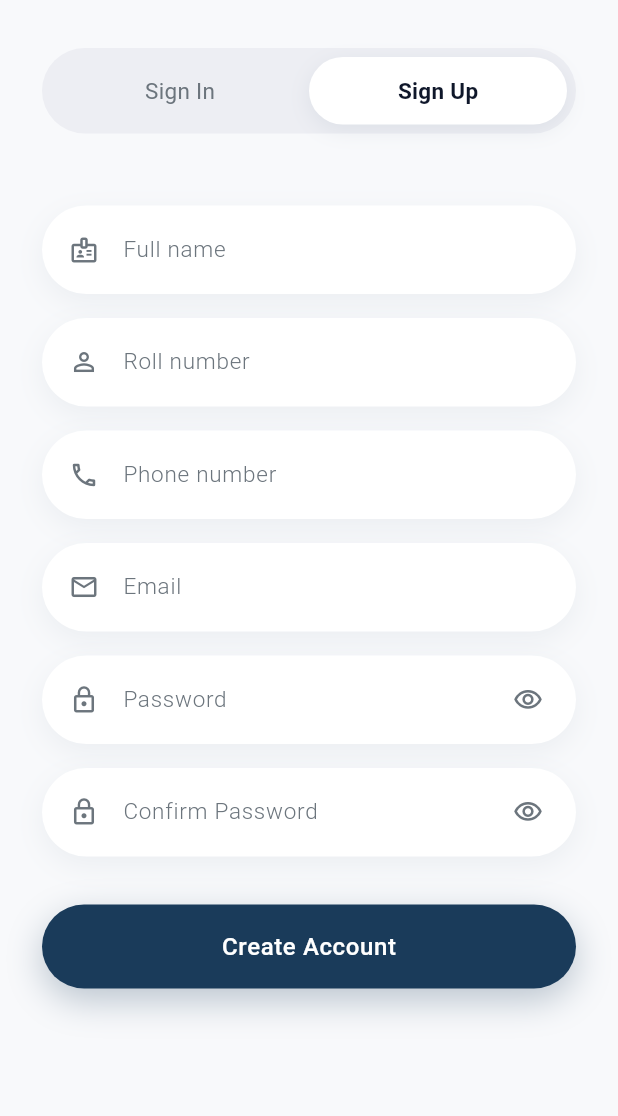
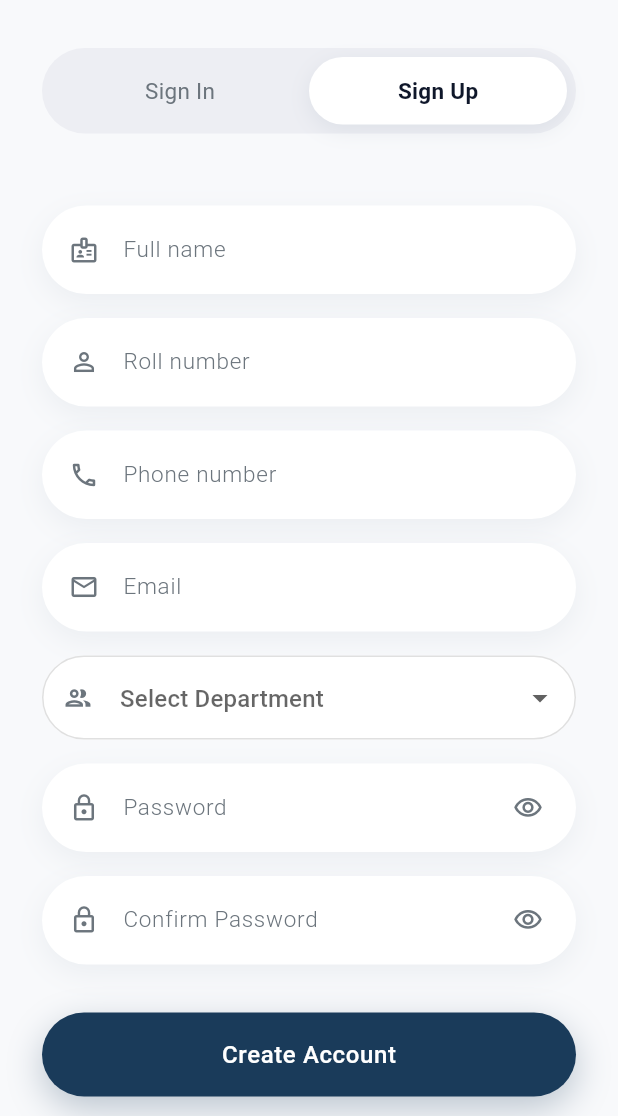
Before and after one commit to nssiitb/nss-app-frontend, a Flutter app: the screen it shows after launch, after a tap on "Sign Up", on a phone screen of 412 x 824 dp, the part 120-1236 px from its top. Run offline on Flutter 3.47's test engine with Material 3 defaults, Android fonts, the light colour scheme and no system bars; our stand-ins replace flutter_dotenv, flutter_secure_storage, geolocator, google_fonts, pdf, printing and 2 more; network calls fail; Roboto replaces fonts that are missing (Roboto Flex).

Commit message:
updated features

```diff
--- a/lib/widgets/registration_form.dart
+++ b/lib/widgets/registration_form.dart
@@ -23,6 +23,7 @@ class _RegistrationFormState extends State<RegistrationForm> {
   String? emailError;
   String? passError;
   String? confirmPassError;
+  String? deptError;
 
   final nameController = TextEditingController();
   final rollController = TextEditingController();
@@ -30,6 +31,14 @@ class _RegistrationFormState extends State<RegistrationForm> {
   final emailController = TextEditingController();
   final passwordController = TextEditingController();
   final confirmPasswordController = TextEditingController();
+
+  String? selectedDept;
+  final List<String> departments = [
+    'Environment and Sustainability',
+    'Social Development',
+    'Educational Outreach',
+    'Campus Engagement',
+  ];
 
   bool _loading = false;
   bool _obscurePassword = true;
@@ -83,6 +92,7 @@ class _RegistrationFormState extends State<RegistrationForm> {
             "mobile": phoneController.text.trim(),
             "email": emailController.text.trim(),
             "password": passwordController.text,
+            "dept": selectedDept, // Ikkada department kooda backend/OTP verify ki vellipotundi!
             "fingerprint": fingerprint,
           },
         );
@@ -134,6 +144,13 @@ class _RegistrationFormState extends State<RegistrationForm> {
         isValid = false;
       } else {
         emailError = null;
+      }
+
+      if (selectedDept == null) {
+        deptError = "Please select a department";
+        isValid = false;
+      } else {
+        deptError = null;
       }
 
       final pw = passwordController.text;
@@ -216,6 +233,39 @@ class _RegistrationFormState extends State<RegistrationForm> {
             autofillHints: const [AutofillHints.email],
           ),
           const SizedBox(height: 16),
+          // Department Dropdown Selection Field
+          DropdownButtonFormField<String>(
+            value: selectedDept,
+            decoration: InputDecoration(
+              hintText: 'Select Department',
+              prefixIcon: const Icon(Icons.group_outlined, color: _kMuted, size: 20),
+              errorText: deptError,
+              filled: true,
+              fillColor: Colors.white,
+              border: OutlineInputBorder(
+                borderRadius: BorderRadius.circular(30),
+                borderSide: BorderSide(color: Colors.grey.shade300),
+              ),
+              enabledBorder: OutlineInputBorder(
+                borderRadius: BorderRadius.circular(30),
+                borderSide: BorderSide(color: Colors.grey.shade300),
+              ),
+              contentPadding: const EdgeInsets.symmetric(horizontal: 20, vertical: 16),
+            ),
+            items: departments.map((String dept) {
+              return DropdownMenuItem<String>(
+                value: dept,
+                child: Text(dept, style: const TextStyle(fontSize: 14, color: _kInk)),
+              );
+            }).toList(),
+            onChanged: (String? newValue) {
+              setState(() {
+                selectedDept = newValue;
+                deptError = null;
+              });
+            },
+          ),
+          const SizedBox(height: 16),
           PillField(
             controller: passwordController,
             hintText: 'Password',
```
Also changed, not shown: lib/pages/forgotPassword.dart (+18 -1 lines), lib/pages/resetPassword.dart (+18 -4 lines), lib/pages/verifyOTP.dart (+15 -2 lines), 3 other files.
